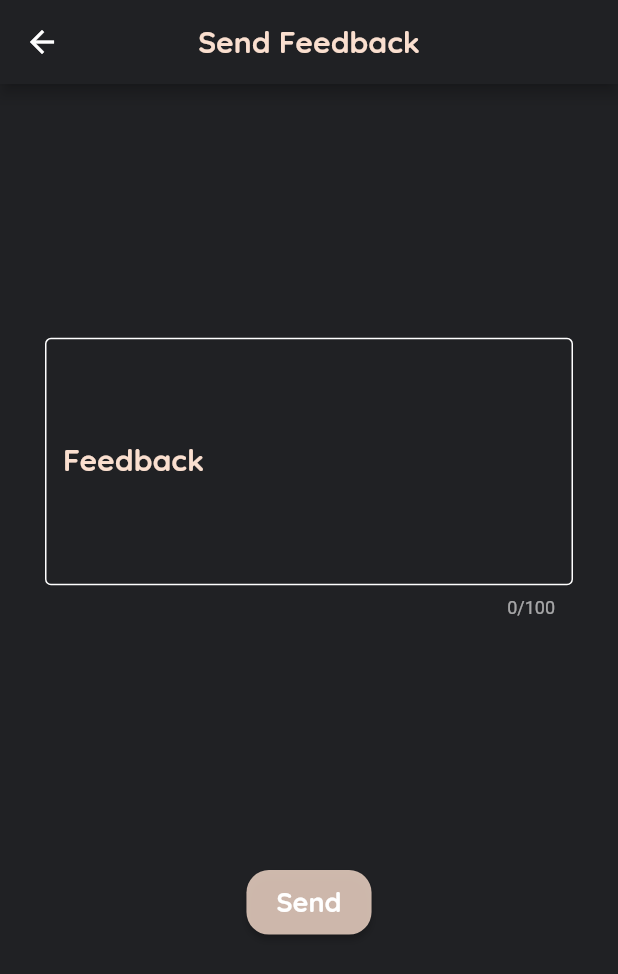
After one commit to Maverick-Wolf/bfg, a Flutter app: the UserMenu screen opened by its route, in the side drawer, after a tap on "Send feedback", on a phone screen of 412 x 824 dp. The commit adds this screen. Shown: the top 974 px of the screen. Run offline on Flutter 3.47's test engine with Material 2 defaults, Android fonts, the phone set to English and light mode, and no system bars; our stand-ins replace animated_text_kit, cloud_firestore, firebase_auth, firebase_core; accounts and stored records are empty.

Commit message:
added feedback section

```diff
--- a/lib/main.dart
+++ b/lib/main.dart
@@ -5,6 +5,7 @@ import 'package:bfg/screens/listings/my_listings.dart';
 import 'package:bfg/screens/login/enter_details.dart';
 import 'package:bfg/screens/login/sign_up.dart';
 import 'package:bfg/screens/initialization/start.dart';
+import 'package:bfg/screens/user/feedback.dart';
 import 'package:bfg/screens/user/profile.dart';
 import 'package:bfg/screens/user/user_menu.dart';
 import 'package:bfg/theme.dart';
@@ -21,15 +22,16 @@ void main() {
       ),
       debugShowCheckedModeBanner: false,
       routes: {
-        '/': (context) => Start(),
+        '/': (context) => const Start(),
         '/initialization': (context) => const Initialization(),
         '/signUp': (context) => const SignUp(),
         '/addBook': (context) => const AddBook(),
         '/userMenu': (context) => UserMenu(),
-        '/listings': (context) => Listings(),
+        '/listings': (context) => const Listings(),
         '/enterDetails': (context) => const Details(),
         '/Profile': (context) => const Profile(),
         '/myListings': (context) => MyListings(),
+        '/feedbackPage':(context) => const FeedbackPage(),
       },
     ),
   );
--- a/lib/screens/initialization/initialization.dart
+++ b/lib/screens/initialization/initialization.dart
@@ -3,12 +3,17 @@ import 'package:bfg/screens/user/user_menu.dart';
 import 'package:flutter/material.dart';
 import 'package:firebase_core/firebase_core.dart';
 import 'package:firebase_auth/firebase_auth.dart';
+import 'package:flutter/services.dart';
 
 class Initialization extends StatelessWidget {
   const Initialization({Key? key}) : super(key: key);
 
   @override
   Widget build(BuildContext context) {
+    SystemChrome.setPreferredOrientations([
+      DeviceOrientation.portraitUp,
+      DeviceOrientation.portraitDown,
+    ]);
     WidgetsFlutterBinding.ensureInitialized();
     User? _user;
     return Scaffold(
--- a/lib/screens/listings/add_book.dart
+++ b/lib/screens/listings/add_book.dart
@@ -35,10 +35,11 @@ class _AddBookState extends State<AddBook> {
       child: Scaffold(
         backgroundColor: _theme.primaryColor,
         appBar: AppBar(
+          backgroundColor: _theme.primaryColor,
           centerTitle: true,
           title: Text(
             "Sell a Book",
-            style: TextStyle(fontFamily: _theme.font),
+            style: TextStyle(fontFamily: _theme.font, fontWeight: FontWeight.bold, color: _theme.secondaryColor),
           ),
           actions: <Widget>[
             Padding(
--- /dev/null
+++ b/lib/screens/user/feedback.dart
@@ -0,0 +1,133 @@
+import 'package:bfg/theme.dart';
+import 'package:cloud_firestore/cloud_firestore.dart';
+import 'package:firebase_auth/firebase_auth.dart';
+import 'package:flutter/material.dart';
+
+class FeedbackPage extends StatefulWidget {
+  const FeedbackPage({Key? key}) : super(key: key);
+
+  @override
+  _FeedbackPageState createState() => _FeedbackPageState();
+}
+
+final OurTheme _theme = OurTheme();
+String _feedback = "";
+late CollectionReference feedbacks;
+final FirebaseAuth _auth = FirebaseAuth.instance;
+User? _user;
+
+class _FeedbackPageState extends State<FeedbackPage> {
+  @override
+  Widget build(BuildContext context) {
+
+    _user = _auth.currentUser;
+    feedbacks = FirebaseFirestore.instance.collection('feedback');
+
+    return GestureDetector(
+      onTap: () => FocusScope.of(context).unfocus(),
+      child: Scaffold(
+        backgroundColor: _theme.primaryColor,
+        appBar: AppBar(
+          backgroundColor: _theme.primaryColor,
+          centerTitle: true,
+          title: Text(
+            "Send Feedback",
+            style: TextStyle(fontFamily: _theme.font, fontWeight: FontWeight.bold, color: _theme.secondaryColor),
+          ),
+        ),
+        body: CustomScrollView(
+          slivers: [
+            SliverFillRemaining(
+              hasScrollBody: false,
+              child: Padding(
+                padding: const EdgeInsets.fromLTRB(30.0, 70.0, 30.0, 0.0),
+                child: Column(
+                  mainAxisAlignment: MainAxisAlignment.spaceEvenly,
+                  crossAxisAlignment: CrossAxisAlignment.start,
+                  children: [
+                    const Spacer(
+                      flex: 3,
+                    ),
+                    TextFormField(
+                      onChanged: (value) {
+                        _feedback = value;
+                      },
+                      decoration: InputDecoration(
+                        border: const OutlineInputBorder(),
+                        labelText: "Feedback",
+                        labelStyle: TextStyle(color: _theme.secondaryColor),
+                        enabledBorder: OutlineInputBorder(
+                            borderSide:
+                            BorderSide(color: _theme.tertiaryColor)),
+                        focusedBorder: OutlineInputBorder(
+                            borderSide: BorderSide(
+                                color: _theme.secondaryColor, width: 1.3)),
+                      ),
+                      cursorColor: _theme.secondaryColor,
+                      style: TextStyle(
+                        fontFamily: _theme.font,
+                        fontWeight: FontWeight.bold,
+                        fontSize: 20
+                      ),
+                      keyboardType: TextInputType.text,
+                      maxLength: 100,
+                      maxLines: 5,
+                    ),
+                    const Spacer(
+                      flex: 5,
+                    ),
+                    _buildSendFeedbackButton(),
+                    const Spacer(
+                      flex: 6,
+                    ),
+                  ],
+                ),
+              ),
+            ),
+          ],
+        ),
+      ),
+    );
+  }
+
+  Widget _buildSendFeedbackButton() {
+    return Center(
+      child: ElevatedButton(
+        onPressed: () async{
+          if(_feedback.isNotEmpty) {
+            await sendFeedback();
+            final snackBar = SnackBar(content: Text("Thank you for your invaluable feedback >_<", style: TextStyle(color: _theme.tertiaryColor)), backgroundColor: Colors.blue,);
+            ScaffoldMessenger.of(context).showSnackBar(snackBar);
+          } else {
+            final snackBar = SnackBar(content: Text("Kuch likh toh dete", style: TextStyle(color: _theme.tertiaryColor)), backgroundColor: Colors.blue,);
+            ScaffoldMessenger.of(context).showSnackBar(snackBar);
+          }
+          Navigator.pushReplacementNamed(context, '/userMenu');
+        },
+        style: ElevatedButton.styleFrom(
+            primary: _theme.secondaryColor.withOpacity(0.8),
+            padding: const EdgeInsets.symmetric(horizontal: 20, vertical: 10),
+            shape: RoundedRectangleBorder(
+              borderRadius: BorderRadius.circular(15),
+            )),
+        child: Text(
+          "Send",
+          style: TextStyle(
+              fontSize: 18.0,
+              fontFamily: _theme.font,
+              fontWeight: FontWeight.bold),
+        ),
+      ),
+    );
+  }
+
+  Future<void> sendFeedback() {
+    return feedbacks.doc()
+        .set({
+      'feedback': _feedback,
+      'user_id': _user!.uid,
+    })
+        .then((value) => print("Feedback sent"))
+        .catchError((error) => print("Failed to send feedback: $error"));
+  }
+}
--- a/lib/screens/user/profile.dart
+++ b/lib/screens/user/profile.dart
@@ -28,8 +28,9 @@ class _ProfileState extends State<Profile> {
       child: Scaffold(
         backgroundColor: _theme.primaryColor,
         appBar: AppBar(
+          backgroundColor: _theme.primaryColor,
           centerTitle: true,
-          title: Text("Profile", style: TextStyle(fontFamily: _theme.font),),
+          title: Text("Profile", style: TextStyle(fontFamily: _theme.font, fontWeight: FontWeight.bold, color: _theme.secondaryColor),),
         ),
           body: CustomScrollView(
             slivers: [
--- a/lib/widgets/drawer.dart
+++ b/lib/widgets/drawer.dart
@@ -167,6 +167,24 @@ class _DrawerClassState extends State<DrawerClass> {
             thickness: 1,
           ),
           ListTile(
+            leading: Icon(Icons.feedback_outlined,
+                color: _theme.secondaryColor),
+            title: Text(
+              'Send feedback',
+              style: TextStyle(
+                  fontFamily: _theme.font,
+                  fontSize: 18,
+                  fontWeight: FontWeight.bold,
+                  color: _theme.tertiaryColor),
+            ),
+            onTap: () {
+              Navigator.pushNamed(context, '/feedbackPage');
+            },
+          ),
+          const Divider(
+            thickness: 1,
+          ),
+          ListTile(
             leading: Icon(Icons.logout, color: _theme.secondaryColor),
             title: Text(
               'Sign Out',
```
